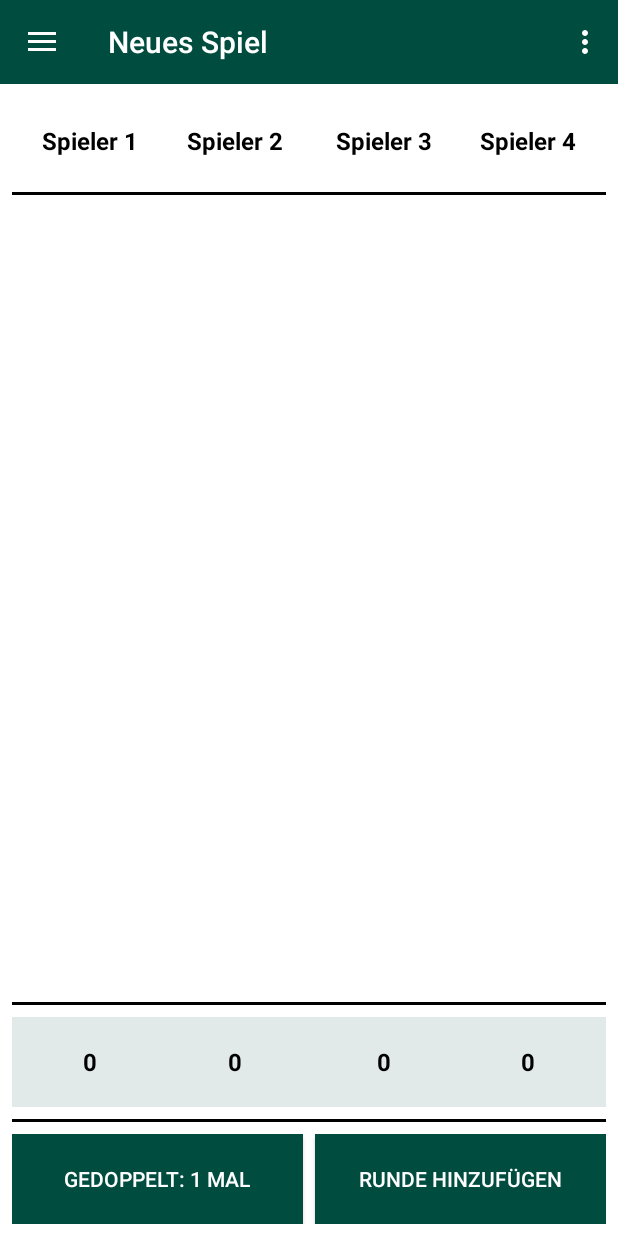
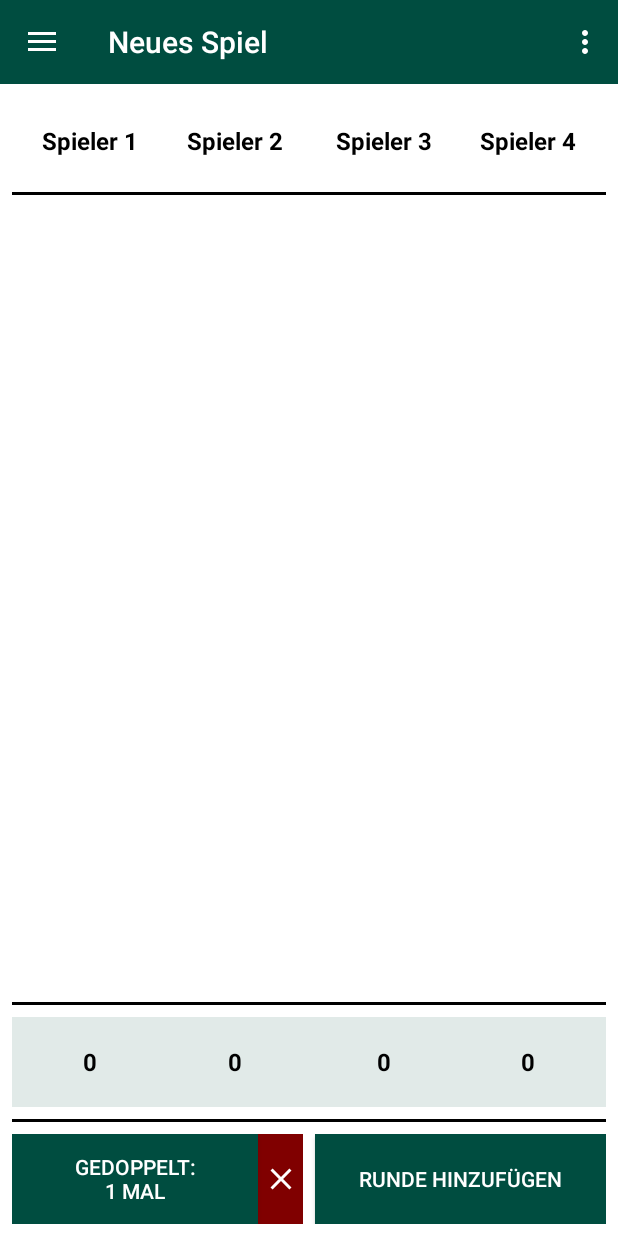
Before and after one commit to M-Schenk-91/schafkopf-calculator, an Android app: the fragment GameFragment placed in its activity, after a tap on "DOPPELN", on a phone screen of 412 x 824 dp. Run offline under Robolectric (Android 15) with nearby library versions, the phone set to English and light mode, and no system bars.

Commit message:
Ramsch fertig, Steller entfernen
First Commit on Mac

```diff
--- a/SchafkopfCalculator/app/src/main/java/game/GameSettings.java
+++ b/SchafkopfCalculator/app/src/main/java/game/GameSettings.java
@@ -9,7 +9,7 @@ import java.util.ArrayList;
 public class GameSettings {
 
     public static final int DEFAULT_COUNT_MAX_PLAYERS = 4;
-    public static final int DEFAULT_MAX_ROUND_MULTIPLICATOR = 1024;
+    public static final int DEFAULT_MAX_ROUND_MULTIPLICATOR = 1048576; //2^20
 
     private int numPlayers = DEFAULT_COUNT_MAX_PLAYERS;
     private int maxRoundMultiplicator = DEFAULT_MAX_ROUND_MULTIPLICATOR;
--- /dev/null
+++ b/SchafkopfCalculator/app/src/main/java/ui/custom/controls/DoubleUpButton.java
@@ -0,0 +1,117 @@
+package ui.custom.controls;
+
+import android.content.Context;
+import android.util.AttributeSet;
+import android.view.LayoutInflater;
+import android.view.View;
+import android.widget.ImageButton;
+import android.widget.LinearLayout;
+
+import com.schenk.matthias.schafkopfcalculator.R;
+
+import ui.custom.SchafkopfActivity;
+import ui.custom.controls.fw.SchafkopfButton;
+
+public class DoubleUpButton extends LinearLayout {
+
+    private SchafkopfButton btnDoubleUp;
+    private ImageButton btnClearDoubleUps;
+    private SchafkopfActivity activity;
+
+    private int doubleUps = 0;
+    private int maxDoubleUps = Integer.MAX_VALUE;
+
+
+    public DoubleUpButton(Context context) {
+        super(context);
+        activity = (SchafkopfActivity) context;
+
+        initializeViews(context);
+    }
+
+
+    public DoubleUpButton(Context context, AttributeSet attrs) {
+        super(context, attrs);
+        activity = (SchafkopfActivity) context;
+
+        initializeViews(context);
+    }
+
+    public DoubleUpButton(Context context,
+                       AttributeSet attrs,
+                       int defStyle) {
+        super(context, attrs, defStyle);
+        activity = (SchafkopfActivity) context;
+
+        initializeViews(context);
+    }
+
+    private void initializeViews(Context context) {
+        LayoutInflater inflater = (LayoutInflater) context
+                .getSystemService(Context.LAYOUT_INFLATER_SERVICE);
+        inflater.inflate(R.layout.control_double_up_button, this);
+    }
+
+
+    @Override
+    protected void onFinishInflate() {
+        super.onFinishInflate();
+
+        btnDoubleUp = (SchafkopfButton) this
+                .findViewById(R.id.btn_double_up);
+
+        btnClearDoubleUps = (ImageButton) this
+                .findViewById(R.id.btn_clear_double_ups);
+
+        btnClearDoubleUps.setBackgroundColor(activity.getResources().getColor(R.color.colorNegative));
+        btnClearDoubleUps.setEnabled(false);
+
+        btnDoubleUp.setOnClickListener(new View.OnClickListener() {
+            @Override
+            public void onClick(View v) {
+                doubleUp();
+                handleUIState();
+            }
+        });
+
+        btnClearDoubleUps.setOnClickListener(new View.OnClickListener() {
+            @Override
+            public void onClick(View v) {
+                clearDoubleUps();
+            }
+        });
+    }
+
+    public void clearDoubleUps() {
+        doubleUps = 0;
+        handleUIState();
+    }
+
+    private void doubleUp() {
+
+        if (doubleUps < maxDoubleUps){
+            activity.vibrate(50);
+            doubleUps++;
+        }
+    }
+
+    private void handleUIState() {
+        if (doubleUps == 0) {
+            btnDoubleUp.setText("Doppeln");
+            btnClearDoubleUps.setEnabled(false);
+            btnClearDoubleUps.setVisibility(View.GONE);
+        } else {
+            btnDoubleUp.setText("Gedoppelt:\n" + doubleUps + " mal");
+            btnClearDoubleUps.setEnabled(true);
+            btnClearDoubleUps.setVisibility(View.VISIBLE);
+        }
+    }
+
+    public int getDoubleUps() {
+        return doubleUps;
+    }
+
+    public void setMaxDoubleUps(int maxDoubleUps) {
+        this.maxDoubleUps = maxDoubleUps;
+    }
+}
--- a/SchafkopfCalculator/app/src/main/java/ui/custom/controls/SchafkopfButton.java
+++ b/SchafkopfCalculator/app/src/main/java/ui/custom/controls/fw/SchafkopfButton.java
@@ -1,4 +1,4 @@
-package ui.custom.controls;
+package ui.custom.controls.fw;
 
 import android.content.Context;
 import android.support.v7.widget.AppCompatButton;
--- a/SchafkopfCalculator/app/src/main/java/ui/custom/controls/SchafkopfToggleButton.java
+++ b/SchafkopfCalculator/app/src/main/java/ui/custom/controls/fw/SchafkopfToggleButton.java
@@ -1,4 +1,4 @@
-package ui.custom.controls;
+package ui.custom.controls.fw;
 
 import android.content.Context;
 import android.util.AttributeSet;
--- a/SchafkopfCalculator/app/src/main/java/ui/fragments/GameFragment.java
+++ b/SchafkopfCalculator/app/src/main/java/ui/fragments/GameFragment.java
@@ -19,7 +19,8 @@ import game.GameController;
 import game.GameRound;
 import game.GameSettings;
 import ui.AppColors;
-import ui.custom.controls.SchafkopfButton;
+import ui.custom.controls.DoubleUpButton;
+import ui.custom.controls.fw.SchafkopfButton;
 import ui.custom.SchafkopfFragment;
 import ui.fragments.dialog.AddNewRoundDialogFragment;
 import ui.interfaces.IGameFragmentListener;
@@ -35,7 +36,8 @@ import ui.UiUtils;
 public class GameFragment extends SchafkopfFragment implements IGameListener{
 
     private TextView lblScorePlayer1, lblScorePlayer2, lblScorePlayer3, lblScorePlayer4, lblPlayer1, lblPlayer2, lblPlayer3, lblPlayer4;
-    private SchafkopfButton btnAddRound, btnDoubleUp;
+    private SchafkopfButton btnAddRound;
+    private DoubleUpButton btnDoubleUp;
     private ListView lstViewRounds;
     private boolean uiCreated = false;
     private ArrayList<IGameFragmentListener> lstGameFragmentListeners = new ArrayList<>();
@@ -92,6 +94,8 @@ public class GameFragment extends SchafkopfFragment implements IGameListener{
             }
         });
 
+        //#OLD
+        /*
         btnDoubleUp.setOnClickListener(new View.OnClickListener() {
             @Override
             public void onClick(View v) {
@@ -107,9 +111,11 @@ public class GameFragment extends SchafkopfFragment implements IGameListener{
                 }
             }
         });
+        */
     }
 
-
+    //#OLD
+    /*
     private void doubleUp() {
         if (roundMultiplicator < game.getSettings().getMaxRoundMultiplicator()) {
             roundMultiplicator *= 2;
@@ -117,9 +123,12 @@ public class GameFragment extends SchafkopfFragment implements IGameListener{
             roundMultiplicator = 1;
         }
     }
+*/
+
+    private void showAddRoundDialog() {
+        roundMultiplicator = (int) Math.pow(2, btnDoubleUp.getDoubleUps());
 
 
-    private void showAddRoundDialog() {
         DialogFragment newFragment = new AddNewRoundDialogFragment();
 
         Bundle bundle = new Bundle();
@@ -143,7 +152,10 @@ public class GameFragment extends SchafkopfFragment implements IGameListener{
         updateTotalScore(game);
 
         roundMultiplicator = 1;
-        btnDoubleUp.setText("Doppeln");
+
+        int maxMultiplicator = game.getSettings().getMaxRoundMultiplicator();
+        btnDoubleUp.setMaxDoubleUps(UiUtils.multiplicatorToDoubleUps(maxMultiplicator));
+        btnDoubleUp.clearDoubleUps();
     }
 
     private void onRoundAdded(GameRound round) {
@@ -185,7 +197,7 @@ public class GameFragment extends SchafkopfFragment implements IGameListener{
         lblScorePlayer4 = (TextView) view.findViewById(R.id.lbl_score_player_4);
         lstLblsPlayerScores.add(lblScorePlayer4);
 
-        btnDoubleUp = (SchafkopfButton) view.findViewById(R.id.btn_double_up);
+        btnDoubleUp = (DoubleUpButton) view.findViewById(R.id.btn_double);
         btnAddRound = (SchafkopfButton) view.findViewById(R.id.btn_add_round);
 
         lstViewRounds = (ListView) view.findViewById(R.id.lst_rounds);
--- a/SchafkopfCalculator/app/src/main/java/ui/fragments/GameSetupFragment.java
+++ b/SchafkopfCalculator/app/src/main/java/ui/fragments/GameSetupFragment.java
@@ -20,7 +20,7 @@ import game.Game;
 import game.GameController;
 import game.GameMode;
 import game.GameSettings;
-import ui.custom.controls.SchafkopfButton;
+import ui.custom.controls.fw.SchafkopfButton;
 import ui.custom.SchafkopfFragment;
 import ui.interfaces.IGameSettingsFragmentListener;
 
@@ -208,12 +208,12 @@ public class GameSetupFragment extends SchafkopfFragment {
                     break;
                 case GameController.ID_GAME_MODE_WENZ:
                     GameMode modeWenz = controller.getHmAvailableModes().get(GameController.ID_GAME_MODE_WENZ);
-                    //modeWenz.setValue(checkValidityAndGetIntValue(edtNormalGame.getText().toString()));
+                    modeWenz.setValue(checkValidityAndGetIntValue(edtSolo.getText().toString()));
                     modes.add(modeWenz);
                     break;
                 case GameController.ID_GAME_MODE_RAMSCH:
                     GameMode modeRamsch = controller.getHmAvailableModes().get(GameController.ID_GAME_MODE_RAMSCH);
-                    //modeRamsch.setValue(checkValidityAndGetIntValue(edtSolo.getText().toString()));
+                    modeRamsch.setValue(checkValidityAndGetIntValue(edtNormalGame.getText().toString()));
                     modes.add(modeRamsch);
                     break;
             }
--- a/SchafkopfCalculator/app/src/main/java/ui/interfaces/IRoundDialogListener.java
+++ b/SchafkopfCalculator/app/src/main/java/ui/interfaces/IRoundDialogListener.java
@@ -9,9 +9,9 @@ import ui.fragments.dialog.AddNewRoundDialogFragment;
 
 public interface IRoundDialogListener {
     void onPhaseCompleted(int finishedPhase, boolean proceed);
-
     void onGameModeChanged(GameMode mode);
     void onWinnersChanged(boolean[] winners);
     void onLaufChanged(int lauf);
+    void onJungfrauChanged(boolean jungfrau);
     void onRoundResultChanged(AddNewRoundDialogFragment.ChooseScoreValuesFragment.RoundResult result);
 }
--- /dev/null
+++ b/SchafkopfCalculator/app/src/main/res/drawable/ic_clear_white_24px.xml
@@ -0,0 +1,9 @@
+<vector xmlns:android="http://schemas.android.com/apk/res/android"
+    android:width="24dp"
+    android:height="24dp"
+    android:viewportWidth="24"
+    android:viewportHeight="24">
+  <path
+      android:pathData="M19,6.41L17.59,5 12,10.59 6.41,5 5,6.41 10.59,12 5,17.59 6.41,19 12,13.41 17.59,19 19,17.59 13.41,12z"
+      android:fillColor="#FFFFFF"/>
+</vector>
--- /dev/null
+++ b/SchafkopfCalculator/app/src/main/res/layout/control_double_up_button.xml
@@ -0,0 +1,21 @@
+<?xml version="1.0" encoding="utf-8"?>
+<LinearLayout xmlns:android="http://schemas.android.com/apk/res/android"
+    xmlns:app="http://schemas.android.com/apk/res-auto"
+    android:layout_width="match_parent"
+    android:layout_height="match_parent"
+    android:orientation="horizontal">
+
+    <ui.custom.controls.fw.SchafkopfButton
+        android:id="@+id/btn_double_up"
+        android:layout_width="match_parent"
+        android:layout_height="match_parent"
+        android:layout_weight="1"
+        android:text="Doppeln" />
+
+    <ImageButton
+        android:id="@+id/btn_clear_double_ups"
+        android:layout_width="60dp"
+        android:layout_height="match_parent"
+        android:layout_weight="1"
+        app:srcCompat="@drawable/ic_clear_white_24px" />
+</LinearLayout>
--- a/SchafkopfCalculator/app/src/main/res/layout/fragment_dialog_add_round.xml
+++ b/SchafkopfCalculator/app/src/main/res/layout/fragment_dialog_add_round.xml
@@ -29,7 +29,7 @@
         android:layout_weight="1"
         android:orientation="horizontal">
 
-        <ui.custom.controls.SchafkopfButton
+        <ui.custom.controls.fw.SchafkopfButton
             android:id="@+id/btn_back"
             android:layout_width="match_parent"
             android:layout_height="60dp"
@@ -37,7 +37,7 @@
             android:layout_weight="1"
             android:text="Abbrechen" />
 
-        <ui.custom.controls.SchafkopfButton
+        <ui.custom.controls.fw.SchafkopfButton
             android:id="@+id/btn_next"
             android:layout_width="match_parent"
             android:layout_height="60dp"
--- a/SchafkopfCalculator/app/src/main/res/layout/fragment_game.xml
+++ b/SchafkopfCalculator/app/src/main/res/layout/fragment_game.xml
@@ -217,15 +217,14 @@
             app:layout_constraintRight_toRightOf="parent">
 
 
-            <ui.custom.controls.SchafkopfButton
-                android:id="@+id/btn_double_up"
+            <ui.custom.controls.DoubleUpButton
+                android:id="@+id/btn_double"
                 android:layout_width="match_parent"
                 android:layout_height="match_parent"
                 android:layout_marginRight="4dp"
-                android:layout_weight="1"
-                android:text="Doppeln" />
+                android:layout_weight="1" />
 
-            <ui.custom.controls.SchafkopfButton
+            <ui.custom.controls.fw.SchafkopfButton
                 android:id="@+id/btn_add_round"
                 android:layout_width="match_parent"
                 android:layout_height="match_parent"
--- a/SchafkopfCalculator/app/src/main/res/layout/fragment_game_setup.xml
+++ b/SchafkopfCalculator/app/src/main/res/layout/fragment_game_setup.xml
@@ -10,7 +10,7 @@
         android:layout_width="match_parent"
         android:layout_height="match_parent">
 
-        <ui.custom.controls.SchafkopfButton
+        <ui.custom.controls.fw.SchafkopfButton
             android:id="@+id/button_create_new_game"
             android:layout_width="match_parent"
             android:layout_height="40dp"
@@ -219,7 +219,7 @@
                                 android:layout_marginLeft="5dp"
                                 android:layout_weight="1"
                                 android:checked="false"
-                                android:text="Sauspiel" />
+                                android:text="Sauspiel/Ramsch" />
 
                             <EditText
                                 android:id="@+id/edt_normal_game"
--- a/SchafkopfCalculator/app/src/main/res/values/colors.xml
+++ b/SchafkopfCalculator/app/src/main/res/values/colors.xml
@@ -15,4 +15,7 @@
     <color name="colorButtonText">@color/white</color>
     <color name="colorToggleButtonSelected">@color/colorPrimaryDark</color>
 
+    <color name="colorNegative">#800000</color>
+
+
 </resources>
--- a/SchafkopfCalculator/app/src/main/res/values/strings.xml
+++ b/SchafkopfCalculator/app/src/main/res/values/strings.xml
@@ -27,5 +27,6 @@
     <string name="save">Spiel speichern</string>
     <string name="load_game">Spiel laden</string>
     <string name="loadingError">Spiel konnte nicht geladen werden</string>
+    <string name="txt_jungfrau">Jungfrau (Doppeln)</string>
 
 </resources>
--- a/SchafkopfCalculator/build.gradle
+++ b/SchafkopfCalculator/build.gradle
@@ -6,12 +6,16 @@ buildscript {
         jcenter()
     }
     dependencies {
-        classpath 'com.android.tools.build:gradle:3.0.1'
+        classpath 'com.android.tools.build:gradle:3.1.2'
 
         // NOTE: Do not place your application dependencies here; they belong
         // in the individual module build.gradle files
     }
+
+
 }
+
+
 
 allprojects {
     repositories {
```
Also changed, not shown: SchafkopfCalculator/app/src/main/java/game/GameRound.java (+18 -2 lines), SchafkopfCalculator/app/src/main/java/ui/fragments/dialog/AddNewRoundDialogFragment.java (+79 -15 lines), SchafkopfCalculator/app/src/main/res/layout/fragment_dialog_choose_game_mode.xml (+4 -4 lines), SchafkopfCalculator/app/src/main/res/layout/fragment_dialog_choose_score_values.xml (+12 -8 lines), SchafkopfCalculator/app/src/main/res/layout/fragment_dialog_choose_winner.xml (+4 -4 lines), SchafkopfCalculator/gradle/wrapper/gradle-wrapper.properties.
